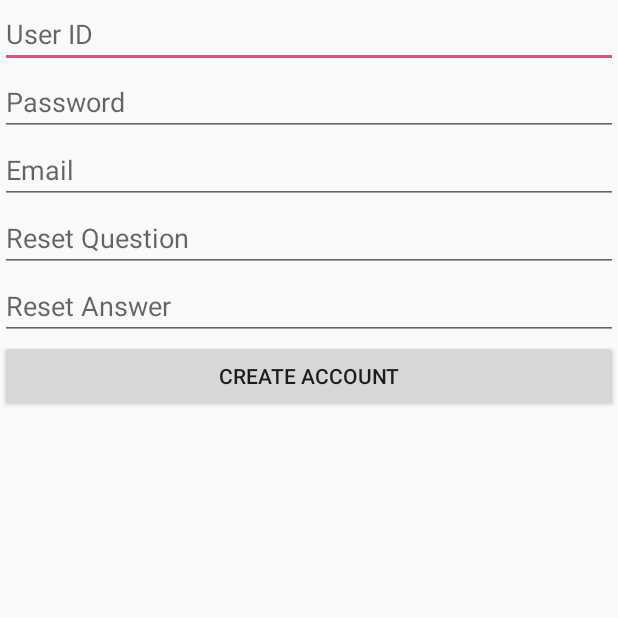
After one commit to apk4l/Simplinventory, an Android app: the NewUserActivity screen opened directly, with no data from a screen before it, on a phone screen of 412 x 824 dp, the top half of it. The commit adds this screen. Run offline under Robolectric (Android 15) with nearby library versions, the phone set to English and light mode, and no system bars; our stand-ins replace Volley; network calls fail.

Commit message:
0.0.1 Added user login and new user activity. Not currently working, thinking SSL issue on webserver.

```diff
--- /dev/null
+++ b/app/src/main/java/com/example/myapplication/NewUserActivity.java
@@ -0,0 +1,101 @@
+package com.example.myapplication;
+
+import android.os.Bundle;
+import android.view.View;
+import android.widget.Button;
+import android.widget.EditText;
+import android.widget.Toast;
+
+import androidx.appcompat.app.AppCompatActivity;
+
+import com.android.volley.AuthFailureError;
+import com.android.volley.Request;
+import com.android.volley.RequestQueue;
+import com.android.volley.Response;
+import com.android.volley.VolleyError;
+import com.android.volley.toolbox.StringRequest;
+import com.android.volley.toolbox.Volley;
+
+import org.json.JSONException;
+import org.json.JSONObject;
+
+import java.util.HashMap;
+import java.util.Map;
+
+public class NewUserActivity extends AppCompatActivity {
+
+    private EditText mUserIDEditText;
+    private EditText mPasswordEditText;
+    private EditText mEmailEditText;
+    private EditText mResetQuestionEditText;
+    private EditText mResetAnswerEditText;
+    private Button mCreateAccountButton;
+
+    @Override
+    protected void onCreate(Bundle savedInstanceState) {
+        super.onCreate(savedInstanceState);
+        setContentView(R.layout.activity_new_user);
+
+        mUserIDEditText = findViewById(R.id.user_id_edittext);
+        mPasswordEditText = findViewById(R.id.password_edittext);
+        mEmailEditText = findViewById(R.id.email_edittext);
+        mResetQuestionEditText = findViewById(R.id.reset_question_edittext);
+        mResetAnswerEditText = findViewById(R.id.reset_answer_edittext);
+        mCreateAccountButton = findViewById(R.id.create_user_button);
+
+        mCreateAccountButton.setOnClickListener(new View.OnClickListener() {
+            @Override
+            public void onClick(View view) {
+                String userID = mUserIDEditText.getText().toString();
+                String password = mPasswordEditText.getText().toString();
+                String email = mEmailEditText.getText().toString();
+                String resetQuestion = mResetQuestionEditText.getText().toString();
+                String resetAnswer = mResetAnswerEditText.getText().toString();
+
+                // Send new user details to PHP script
+                String url = "http://kentzysk.com/androidinv/new_user.php";
+                RequestQueue queue = Volley.newRequestQueue(NewUserActivity.this);
+                StringRequest request = new StringRequest(Request.Method.POST, url,
+                        new Response.Listener<String>() {
+                            @Override
+                            public void onResponse(String response) {
+                                try {
+                                    JSONObject json = new JSONObject(response);
+                                    boolean success = json.getBoolean("success");
+                                    if (success) {
+                                        // Show success message
+                                        Toast.makeText(NewUserActivity.this, "Account created successfully", Toast.LENGTH_SHORT).show();
+                                        finish();
+                                    } else {
+                                        // Show error message
+                                        String error = json.getString("error");
+                                        Toast.makeText(NewUserActivity.this, error, Toast.LENGTH_SHORT).show();
+                                    }
+                                } catch (JSONException e) {
+                                    // Handle JSON parsing error
+                                    Toast.makeText(NewUserActivity.this, "Error parsing JSON response", Toast.LENGTH_SHORT).show();
+                                }
+                            }
+                        }, new Response.ErrorListener() {
+                    @Override
+                    public void onErrorResponse(VolleyError error) {
+                        // Handle network error
+                        Toast.makeText(NewUserActivity.this, "Network error", Toast.LENGTH_SHORT).show();
+                    }
+                }) {
+                    @Override
+                    protected Map<String, String> getParams() throws AuthFailureError {
+                        Map<String, String> params = new HashMap<>();
+                        params.put("userID", userID);
+                        params.put("password", password);
+                        params.put("email", email);
+                        params.put("resetQuestion", resetQuestion);
+                        params.put("resetAnswer", resetAnswer);
+                        return params;
+                    }
+                };
+                queue.add(request);
+            }
+        });
+    }
+}
--- /dev/null
+++ b/app/src/main/res/layout/activity_new_user.xml
@@ -0,0 +1,45 @@
+<?xml version="1.0" encoding="utf-8"?>
+<LinearLayout xmlns:android="http://schemas.android.com/apk/res/android"
+              android:layout_width="match_parent"
+              android:layout_height="match_parent"
+              android:orientation="vertical">
+
+    <EditText
+            android:id="@+id/user_id_edittext"
+            android:layout_width="match_parent"
+            android:layout_height="wrap_content"
+            android:hint="User ID" />
+
+    <EditText
+            android:id="@+id/password_edittext"
+            android:layout_width="match_parent"
+            android:layout_height="wrap_content"
+            android:hint="Password"
+            android:inputType="textPassword" />
+
+    <EditText
+            android:id="@+id/email_edittext"
+            android:layout_width="match_parent"
+            android:layout_height="wrap_content"
+            android:hint="Email"
+            android:inputType="textEmailAddress" />
+
+    <EditText
+            android:id="@+id/reset_question_edittext"
+            android:layout_width="match_parent"
+            android:layout_height="wrap_content"
+            android:hint="Reset Question" />
+
+    <EditText
+            android:id="@+id/reset_answer_edittext"
+            android:layout_width="match_parent"
+            android:layout_height="wrap_content"
+            android:hint="Reset Answer" />
+
+    <Button
+            android:id="@+id/create_user_button"
+            android:layout_width="match_parent"
+            android:layout_height="wrap_content"
+            android:text="Create Account"/>
+
+</LinearLayout>
--- a/app/src/main/res/layout/activity_order_history.xml
+++ b/app/src/main/res/layout/activity_order_history.xml
@@ -18,6 +18,7 @@
     <androidx.recyclerview.widget.RecyclerView
         android:id="@+id/order_list_view"
         android:layout_width="match_parent"
+        android:layout_gravity="center"
         android:layout_height="match_parent" />
 
 </LinearLayout>
--- a/app/src/main/res/navigation/main_menu.xml
+++ b/app/src/main/res/navigation/main_menu.xml
@@ -6,4 +6,10 @@
     <item
         android:id="@+id/menu_history"
         android:title="Order History" />
+    <item
+    android:id="@+id/login"
+    android:title="Login" />
+    <item
+            android:id="@+id/new_user"
+            android:title="New User" />
 </menu>
--- /dev/null
+++ b/app/src/main/res/values/login_activity.xml
@@ -0,0 +1,3 @@
+<?xml version="1.0" encoding="utf-8"?>
+<resources>
+</resources>
--- /dev/null
+++ b/app/src/main/res/values/refs.xml
@@ -0,0 +1,3 @@
+<?xml version="1.0" encoding="utf-8"?>
+<resources>
+</resources>
```
Also changed, not shown: app/src/main/AndroidManifest.xml (+18 -1 lines), app/src/main/java/com/example/myapplication/FoodStockActivity.java (+17 -5 lines), app/src/main/java/com/example/myapplication/LoginActivity.java (added, +101 -0 lines), app/src/main/res/layout/login_activity.xml (added, +26 -0 lines).
